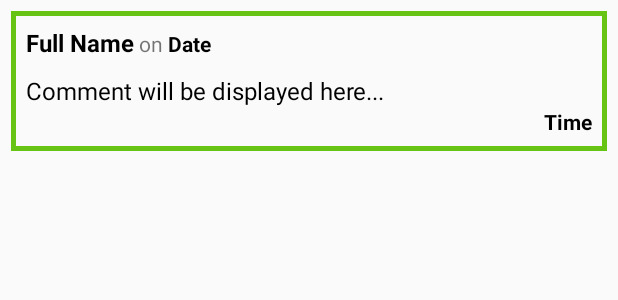
After one commit to ArijitR111Y/VlearnIT, an Android app: the layout all_comments_layout.xml on its own in the app's theme, with its tools: preview values and no code run, on a phone screen of 412 x 824 dp. The commit adds this screen. Shown: the top 300 px of the screen. Run offline under Robolectric (Android 15) with nearby library versions, the phone set to English and light mode, and no system bars.

Commit message:
Added: Added comments activity for posts

```diff
--- a/app/src/main/res/layout/activity_main.xml
+++ b/app/src/main/res/layout/activity_main.xml
@@ -27,7 +27,7 @@
             <androidx.recyclerview.widget.RecyclerView
                 android:id="@+id/userPostRecyclerView"
                 android:layout_width="match_parent"
-                android:layout_height="701dp" />
+                android:layout_height="match_parent" />
 
         </FrameLayout>
     </RelativeLayout>
--- /dev/null
+++ b/app/src/main/res/layout/all_comments_layout.xml
@@ -0,0 +1,78 @@
+<?xml version="1.0" encoding="utf-8"?>
+<RelativeLayout xmlns:android="http://schemas.android.com/apk/res/android"
+    android:orientation="vertical"
+    android:layout_width="match_parent"
+    android:layout_height="wrap_content">
+
+    <LinearLayout
+        android:layout_width="match_parent"
+        android:layout_height="wrap_content"
+        android:orientation="vertical"
+        android:layout_margin="7dp"
+        android:background="@drawable/post_border">
+
+        <LinearLayout
+            android:layout_width="match_parent"
+            android:layout_height="wrap_content"
+            android:orientation="horizontal"
+            android:layout_margin="10dp"
+            >
+
+            <TextView
+                android:id="@+id/commentFullnameTextView"
+                android:layout_width="wrap_content"
+                android:layout_height="wrap_content"
+                android:text="@string/full_name"
+                android:textColor="@android:color/black"
+                android:textSize="16sp"
+                android:textStyle="bold"
+                />
+
+            <TextView
+                android:layout_width="wrap_content"
+                android:layout_height="wrap_content"
+                android:text=" on "
+                />
+
+            <TextView
+                android:id="@+id/commentDateTextView"
+                android:layout_width="wrap_content"
+                android:layout_height="wrap_content"
+                android:text="@string/date"
+                android:textColor="@android:color/black"
+                android:textStyle="bold"
+                />
+
+        </LinearLayout>
+
+        <LinearLayout
+            android:layout_width="match_parent"
+            android:layout_height="wrap_content"
+            android:orientation="vertical"
+            android:layout_marginStart="10dp"
+            android:layout_marginEnd="10dp"
+            android:layout_marginBottom="10dp">
+
+            <TextView
+                android:id="@+id/commentTextView"
+                android:layout_width="wrap_content"
+                android:layout_height="wrap_content"
+                android:text="@string/comment_will_be_displayed_here"
+                android:textColor="@android:color/black"
+                android:textSize="16sp"
+                />
+            <TextView
+                android:id="@+id/commentTimeTextView"
+                android:layout_width="match_parent"
+                android:layout_height="wrap_content"
+                android:text="@string/time"
+                android:textColor="@android:color/black"
+                android:textStyle="bold"
+                android:textAlignment="viewEnd"
+                />
+
+        </LinearLayout>
+
+    </LinearLayout>
+
+</RelativeLayout>
--- a/app/src/main/res/values/strings.xml
+++ b/app/src/main/res/values/strings.xml
@@ -39,4 +39,5 @@
     <string name="comments">Comments:</string>
     <string name="add_a_comment_here">Add a comment here...</string>
     <string name="plus_sign">+</string>
+    <string name="comment_will_be_displayed_here">Comment will be displayed here...</string>
 </resources>
```
Also changed, not shown: app/src/main/java/com/royarijit998/vlearnit/CommentListAdapter.java (added, +76 -0 lines), app/src/main/java/com/royarijit998/vlearnit/Comments.java (added, +29 -0 lines), app/src/main/java/com/royarijit998/vlearnit/CommentsActivity.java (added, +159 -0 lines), app/src/main/res/layout/activity_comments.xml (added, +61 -0 lines).
